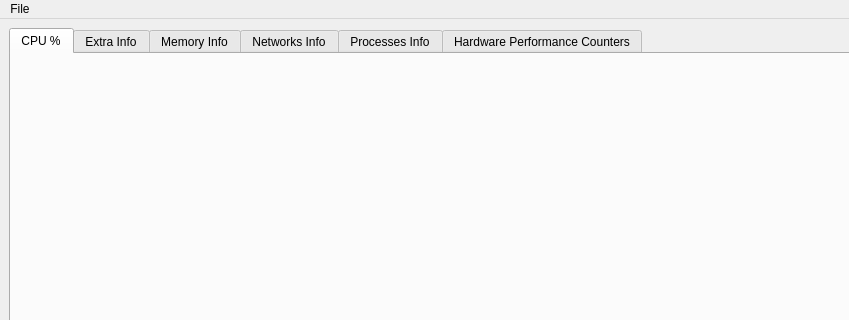
Above: designer2.ui from SeptiD/cpu_monitor before the change; both pictures show x 0 to 849 and y 0 to 320 of the 1091 by 597 pixel window. Below: the same form after it.
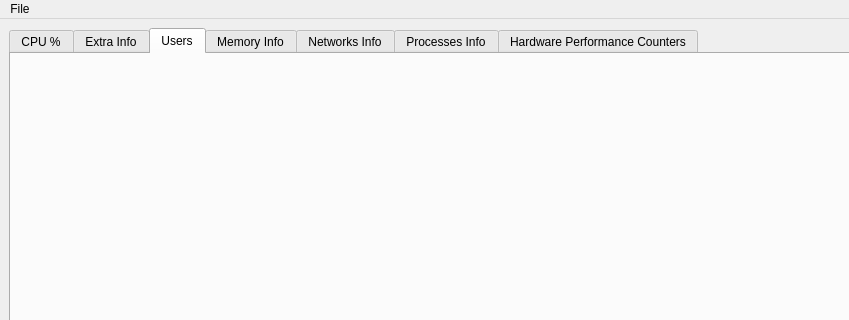
That is the form after the change. The open tabs and pages were chosen to show the change.

Commit message: I054: user page

Patch:
```diff
--- a/designer2.ui
+++ b/designer2.ui
@@ -53,6 +53,16 @@
         </item>
        </layout>
       </widget>
+      <widget class="QWidget" name="tab_users">
+       <attribute name="title">
+        <string>Users</string>
+       </attribute>
+       <layout class="QVBoxLayout" name="verticalLayout_3">
+        <item>
+         <layout class="QVBoxLayout" name="verticalLayout_users"/>
+        </item>
+       </layout>
+      </widget>
       <widget class="QWidget" name="tab_memory_info">
        <attribute name="title">
         <string>Memory Info</string>
```
The commit also changes 2 other files.
